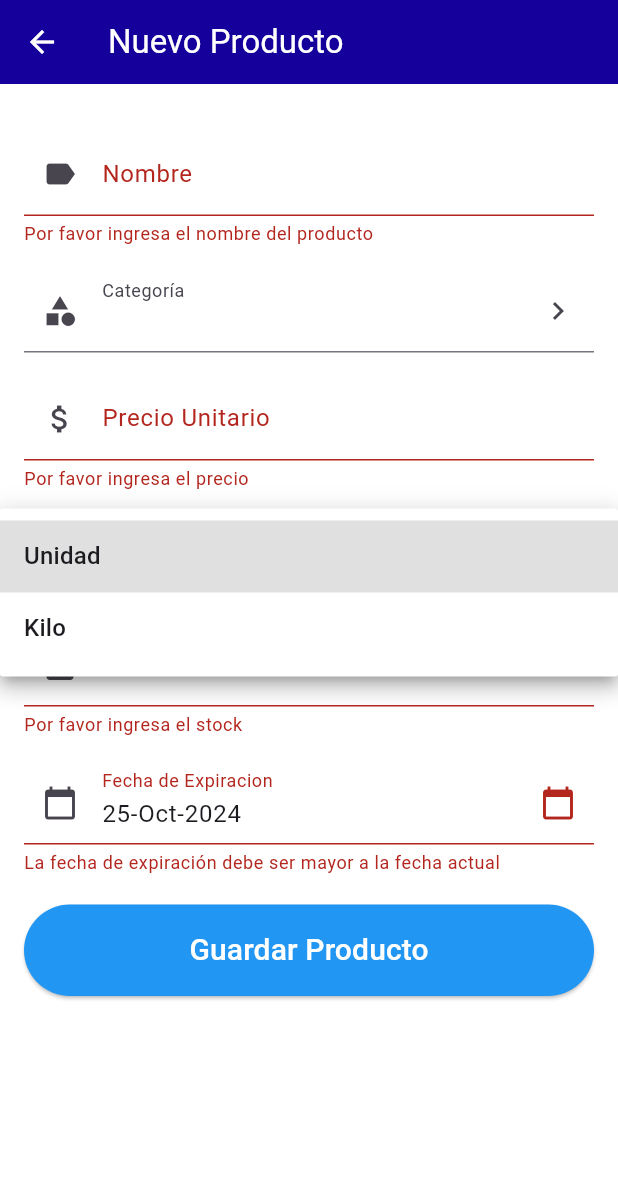
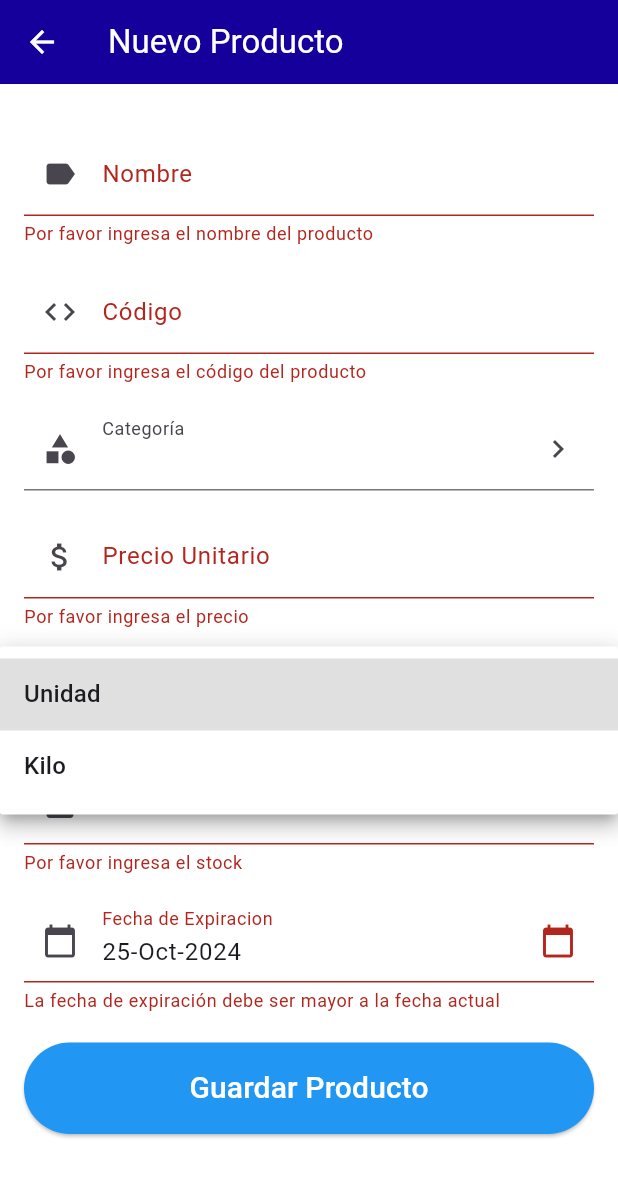
Before and after one commit to ErickPortuguez/appMov-l, a Flutter app: the ProductModalPage screen opened directly with empty values, after a tap on "Guardar Producto", after a tap on "Unidad", on a phone screen of 412 x 824 dp. Shown: the top 1177 px of the screen. Run offline on Flutter 3.47's test engine with Material 3 defaults, Android fonts, the phone set to English and light mode, and no system bars; network calls fail.

Commit message:
actualizacion de producto

```diff
--- a/lib/config.dart
+++ b/lib/config.dart
@@ -1,3 +1,3 @@
 class Config {
-  static const String baseUrl = 'https://086a-190-232-88-231.ngrok-free.app';
+  static const String baseUrl = 'https://6308-181-66-184-35.ngrok-free.app';
 }
--- a/lib/models/product_model.dart
+++ b/lib/models/product_model.dart
@@ -2,6 +2,7 @@ import 'package:myapp/models/category_model.dart';
 
 class Product {
   final int id;
+  final String code; // Add the code field
   final String name;
   final Category categoryProduct;
   final double priceUnit;
@@ -12,6 +13,7 @@ class Product {
 
   Product({
     required this.id,
+    required this.code, // Add the code field
     required this.name,
     required this.categoryProduct,
     required this.priceUnit,
@@ -24,6 +26,7 @@ class Product {
   factory Product.fromJson(Map<String, dynamic> json) {
     return Product(
       id: json["id"] ?? 0,
+      code: json["code"] ?? "", // Add the code field
       name: json["name"] ?? "",
       categoryProduct: Category.fromJson(json["categoryProduct"] ?? {}),
       priceUnit: (json["priceUnit"] ?? 0).toDouble(),
@@ -39,6 +42,7 @@ class Product {
   Map<String, dynamic> toJson() {
     return {
       'id': id,
+      'code': code, // Add the code field
       'name': name,
       'categoryProduct': categoryProduct.toJson(),
       'priceUnit': priceUnit,
@@ -52,6 +56,7 @@ class Product {
   static Product empty() {
     return Product(
       id: 0,
+      code: '', // Add the code field
       name: '',
       categoryProduct: Category.empty(),
       priceUnit: 0.0,
--- a/lib/screen/pages/product/product_modal_page.dart
+++ b/lib/screen/pages/product/product_modal_page.dart
@@ -1,5 +1,3 @@
-// ignore_for_file: use_build_context_synchronously
-
 import 'package:flutter/material.dart';
 import 'package:intl/intl.dart';
 import 'package:myapp/models/product_model.dart';
@@ -19,12 +17,12 @@ class ProductModalPage extends StatefulWidget {
   });
 
   @override
-  // ignore: library_private_types_in_public_api
   _ProductModalPageState createState() => _ProductModalPageState();
 }
 
 class _ProductModalPageState extends State<ProductModalPage> {
   late TextEditingController _nameController;
+  late TextEditingController _codeController; // Add this line
   late TextEditingController _priceUnitController;
   late String _selectedUnitSale;
   late TextEditingController _stockController;
@@ -39,6 +37,7 @@ class _ProductModalPageState extends State<ProductModalPage> {
   void initState() {
     super.initState();
     _nameController = TextEditingController(text: widget.product.name);
+    _codeController = TextEditingController(text: widget.product.code); // Add this line
     _priceUnitController = TextEditingController(
         text: widget.product.priceUnit > 0
             ? widget.product.priceUnit.toString()
@@ -53,7 +52,6 @@ class _ProductModalPageState extends State<ProductModalPage> {
     );
     _isNewProduct = widget.product.id == 0;
 
-    // Inicializa _selectedUnitSale con un valor válido
     _selectedUnitSale =
         widget.product.unitSale.isNotEmpty ? widget.product.unitSale : 'Unidad';
 
@@ -132,6 +130,7 @@ class _ProductModalPageState extends State<ProductModalPage> {
     try {
       final product = Product(
         id: widget.product.id,
+        code: _codeController.text, // Add this line
         name: _nameController.text,
         categoryProduct: _selectedCategory,
         priceUnit: double.tryParse(_priceUnitController.text) ?? 0.0,
@@ -161,14 +160,23 @@ class _ProductModalPageState extends State<ProductModalPage> {
     if (value == null || value.isEmpty) {
       return 'Por favor ingresa el nombre del producto';
     }
-    // Verificar que cada palabra empiece con mayúscula y permitir espacios
     final RegExp nameRegExp = RegExp(r'^[A-ZÁÉÍÓÚÜÑ][a-zA-Záéíóúüñ\s]*$');
-
     if (!nameRegExp.hasMatch(value)) {
       return 'Cada palabra debe empezar con mayúscula';
     }
     if (_nameExists) {
       return 'El nombre ya está registrado';
+    }
+    return null;
+  }
+
+  String? _validateCode(String? value) { // Add this method
+    if (value == null || value.isEmpty) {
+      return 'Por favor ingresa el código del producto';
+    }
+    final RegExp codeRegExp = RegExp(r'^P\d{3}$');
+    if (!codeRegExp.hasMatch(value)) {
+      return 'El código debe empezar con "P" seguido de 3 dígitos';
     }
     return null;
   }
@@ -190,13 +198,11 @@ class _ProductModalPageState extends State<ProductModalPage> {
 
   String? _validateDateExpiry(String? value) {
     if (value != null && value.isNotEmpty) {
-      // ignore: unnecessary_nullable_for_final_variable_declarations
       final DateTime? dateExpiry = DateFormat('dd-MMM-yyyy').parse(value);
       if (dateExpiry == null) {
         return 'Fecha de nacimiento inválida';
       }
       final DateTime today = DateTime.now();
-
       if (!dateExpiry.isAfter(today)) {
         return 'La fecha de expiración debe ser mayor a la fecha actual';
       }
@@ -208,32 +214,26 @@ class _ProductModalPageState extends State<ProductModalPage> {
     if (value == null || value.isEmpty) {
       return 'Por favor ingresa el stock';
     }
-
-    // Verificar si el valor es numérico
     final stock = double.tryParse(value);
     if (stock == null || stock <= 0) {
       return 'Ingresa un stock válido (mayor que cero)';
     }
-
-    // Verificar formato según la unidad de venta seleccionada
     if (_selectedUnitSale == 'Unidad') {
-      // Validación para unidad (debe ser entero)
       if (stock.round() != stock) {
         return 'El stock debe ser un número entero para unidades';
       }
     } else if (_selectedUnitSale == 'Kilo') {
-      // Validación para kilo (puede ser entero o decimal con máximo dos decimales)
       if (!RegExp(r'^\d+(\.\d{1,2})?$').hasMatch(value)) {
         return 'El stock debe ser un número entero o decimal';
       }
     }
-
-    return null; // Validación exitosa
+    return null;
   }
 
   @override
   void dispose() {
     _nameController.dispose();
+    _codeController.dispose(); // Add this line
     _priceUnitController.dispose();
     _stockController.dispose();
     _dateExpiryController.dispose();
@@ -269,16 +269,24 @@ class _ProductModalPageState extends State<ProductModalPage> {
                   ),
                   textInputAction: TextInputAction.next,
                   onChanged: (value) {
-                    // Limpiar la bandera de nombre existente al cambiar el valor
                     setState(() {
                       _nameExists = false;
                     });
-                    // Verificar si el nombre existe al cambiar el valor
                     if (value.isNotEmpty) {
                       _checkNameExists(value);
                     }
                   },
                   validator: _validateName,
+                ),
+                const SizedBox(height: 16),
+                TextFormField( // Add this block
+                  controller: _codeController,
+                  decoration: const InputDecoration(
+                    labelText: 'Código',
+                    prefixIcon: Icon(Icons.code),
+                  ),
+                  textInputAction: TextInputAction.next,
+                  validator: _validateCode,
                 ),
                 const SizedBox(height: 16),
                 InkWell(
@@ -289,13 +297,12 @@ class _ProductModalPageState extends State<ProductModalPage> {
                     decoration: const InputDecoration(
                       labelText: 'Categoría',
                       prefixIcon: Icon(Icons.category),
-                      suffixIcon:
-                          Icon(Icons.navigate_next), // Icono de navegación
+                      suffixIcon: Icon(Icons.navigate_next),
                     ),
                     child: Text(
                       _selectedCategory.name.isNotEmpty
                           ? _selectedCategory.name
-                          : '', // Mostrar nombre solo si no está vacío
+                          : '',
                       style: const TextStyle(fontSize: 16),
                     ),
                   ),
@@ -308,8 +315,7 @@ class _ProductModalPageState extends State<ProductModalPage> {
                     prefixIcon: Icon(Icons.attach_money),
                     prefixText: 'S/. ',
                   ),
-                  keyboardType:
-                      const TextInputType.numberWithOptions(decimal: true),
+                  keyboardType: const TextInputType.numberWithOptions(decimal: true),
                   validator: _validatePrice,
                 ),
                 const SizedBox(height: 16),
```
